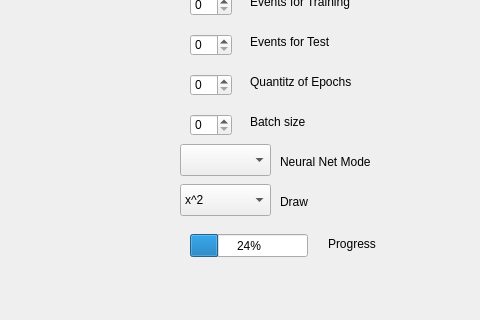
This is Milestones/Milestone2/neuralgui/mainwindow.ui in jmpargana/PRG-Praktikum as Qt 5 draws it before an edit; both pictures show x 320 to 800 and y 86 to 406 of the 800 by 600 pixel window. The edited form follows.
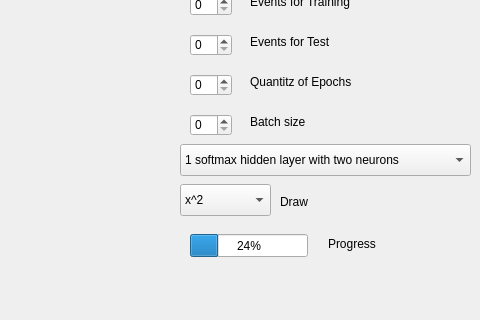
This is the edited form. Custom widgets are drawn as their Qt base class.

Commit message: Allow to change topology from GUI

What changed in the file:
```diff
--- a/Milestones/Milestone2/neuralgui/mainwindow.ui
+++ b/Milestones/Milestone2/neuralgui/mainwindow.ui
@@ -137,23 +137,25 @@
      <rect>
       <x>500</x>
       <y>230</y>
-      <width>91</width>
+      <width>291</width>
       <height>32</height>
      </rect>
     </property>
-   </widget>
-   <widget class="QLabel" name="label_5">
-    <property name="geometry">
-     <rect>
-      <x>600</x>
-      <y>240</y>
-      <width>151</width>
-      <height>16</height>
-     </rect>
-    </property>
-    <property name="text">
-     <string>Neural Net Mode</string>
-    </property>
+    <item>
+     <property name="text">
+      <string>1 softmax hidden layer with two neurons</string>
+     </property>
+    </item>
+    <item>
+     <property name="text">
+      <string>2 two hidden layers: 64 and 2 neurons</string>
+     </property>
+    </item>
+    <item>
+     <property name="text">
+      <string>3 three hidden layers: 64, 64 and 2 neurons</string>
+     </property>
+    </item>
    </widget>
    <widget class="QComboBox" name="comboBox_draw">
     <property name="geometry">
```
The commit also changes 3 other files.
